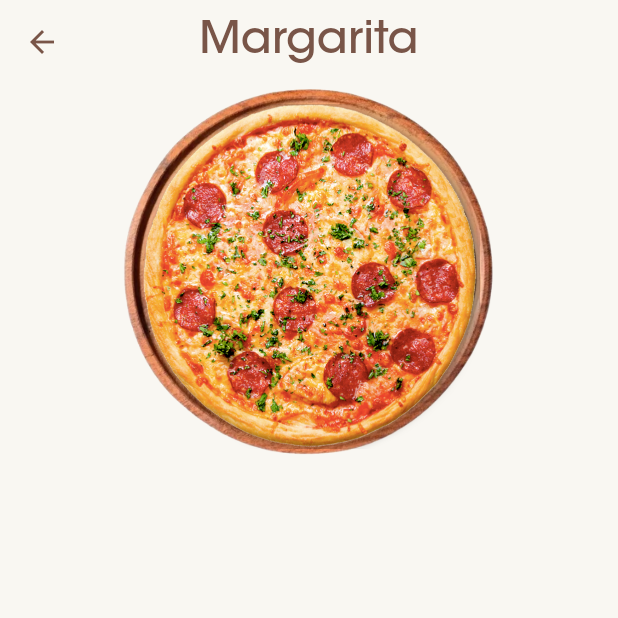
After one commit to MatiasSalomon01/Pizza-App-Challenge, a Flutter app: the DetailsScreen screen opened directly with sample values from the repository, on a phone screen of 412 x 824 dp, the top half of it. The commit adds this screen. Run offline on Flutter 3.47's test engine with Material 3 defaults, Android fonts, the phone set to English and light mode, and no system bars; our stand-ins replace animate_do.

Commit message:
details page init

```diff
--- a/lib/main.dart
+++ b/lib/main.dart
@@ -1,5 +1,5 @@
 import 'package:flutter/material.dart';
-import 'package:pizza_app_challenge/screens/home/home_screens.dart';
+import 'package:pizza_app_challenge/screens/home_screens.dart';
 
 void main() => runApp(const MyApp());
 
--- /dev/null
+++ b/lib/screens/details_screen.dart
@@ -0,0 +1,72 @@
+import 'package:flutter/material.dart';
+import 'package:pizza_app_challenge/models/pizza_item.dart';
+
+class DetailsScreen extends StatelessWidget {
+  const DetailsScreen({super.key, required this.index, required this.item});
+  final int index;
+  final PizzaItem item;
+
+  @override
+  Widget build(BuildContext context) {
+    return Scaffold(
+      appBar: AppBar(
+        iconTheme: const IconThemeData(color: Colors.brown),
+        centerTitle: true,
+        title: Text(
+          item.name,
+          style: Theme.of(context).textTheme.titleLarge?.copyWith(fontSize: 30),
+        ),
+      ),
+      body: Container(
+        width: MediaQuery.of(context).size.width,
+        child: Stack(
+          children: [
+            Positioned(
+              left: 0,
+              right: 0,
+              child: Hero(
+                tag: 'plate',
+                child: Image.asset(
+                  "assets/dish.png",
+                  height: 250,
+                ),
+              ),
+            ),
+            Positioned(
+              left: 0,
+              right: 0,
+              child: Hero(
+                tag: 'pizza-$index',
+                child: Container(
+                  height: 230,
+                  margin: const EdgeInsets.only(top: 13),
+                  decoration: BoxDecoration(
+                    image: DecorationImage(
+                      image: AssetImage("assets/pizza-$index.png"),
+                      fit: BoxFit.contain,
+                    ),
+                  ),
+                ),
+              ),
+            ),
+          ],
+        ),
+      ),
+      // Hero(
+      //   tag: 'background',
+      //   child: Container(
+      //     margin: EdgeInsets.symmetric(
+      //         horizontal: MediaQuery.of(context).size.width * .25),
+      //     height: MediaQuery.of(context).size.height * .45,
+      //     decoration: BoxDecoration(
+      //       color: Colors.white,
+      //       border: Border.all(color: Colors.black87.withOpacity(.1)),
+      //       borderRadius: const BorderRadius.vertical(
+      //         bottom: Radius.circular(200),
+      //       ),
+      //     ),
+      //   ),
+      // ),
+    );
+  }
+}
```
Also changed, not shown: lib/screens/home_screens.dart (renamed from lib/screens/home/home_screens.dart, +23 -5 lines).
